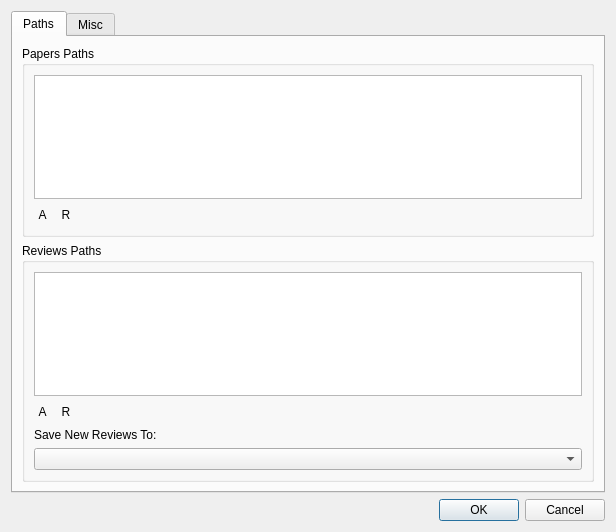
The window that settings.ui (mukoan/ReferenceOrganiser) describes before a commit, drawn with Qt 5.
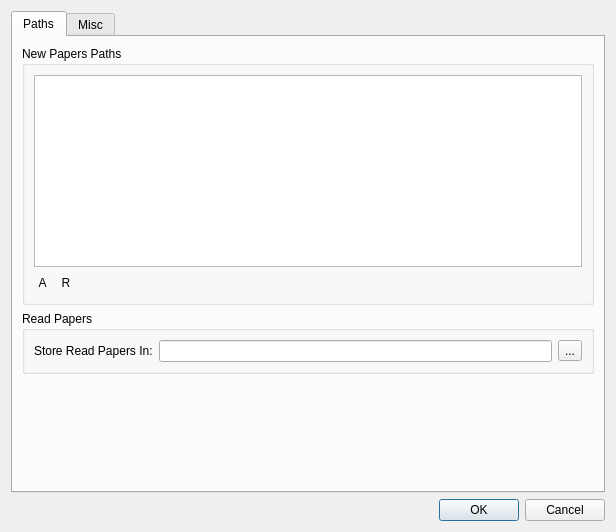
The same window after the commit.

What changed in the file:
```diff
--- a/settings.ui
+++ b/settings.ui
@@ -13,8 +13,8 @@
   <property name="windowTitle">
    <string>Preferences</string>
   </property>
-  <layout class="QVBoxLayout" name="verticalLayout_4">
-   <item>
+  <layout class="QGridLayout" name="gridLayout">
+   <item row="0" column="0">
     <widget class="QTabWidget" name="tabWidget">
      <property name="currentIndex">
       <number>0</number>
@@ -23,11 +23,11 @@
       <attribute name="title">
        <string>Paths</string>
       </attribute>
-      <layout class="QVBoxLayout" name="verticalLayout_5">
+      <layout class="QVBoxLayout" name="verticalLayout_2">
        <item>
         <widget class="QGroupBox" name="groupBox">
          <property name="title">
-          <string>Papers Paths</string>
+          <string>New Papers Paths</string>
          </property>
          <layout class="QVBoxLayout" name="verticalLayout">
           <item>
@@ -76,62 +76,49 @@
        <item>
         <widget class="QGroupBox" name="groupBox_2">
          <property name="title">
-          <string>Reviews Paths</string>
+          <string>Read Papers</string>
          </property>
-         <layout class="QVBoxLayout" name="verticalLayout_2">
-          <item>
-           <widget class="QListWidget" name="reviewsPathsList"/>
-          </item>
-          <item>
-           <layout class="QHBoxLayout" name="horizontalLayout_2">
-            <item>
-             <widget class="QToolButton" name="addReviewDirButton">
-              <property name="styleSheet">
-               <string notr="true">border:0</string>
-              </property>
-              <property name="text">
-               <string>A</string>
-              </property>
-             </widget>
-            </item>
-            <item>
-             <widget class="QToolButton" name="removeReviewDirButton">
-              <property name="styleSheet">
-               <string notr="true">border:0</string>
-              </property>
-              <property name="text">
-               <string>R</string>
-              </property>
-             </widget>
-            </item>
-            <item>
-             <spacer name="horizontalSpacer_2">
-              <property name="orientation">
-               <enum>Qt::Horizontal</enum>
-              </property>
-              <property name="sizeHint" stdset="0">
-               <size>
-                <width>40</width>
-                <height>20</height>
-               </size>
-              </property>
-             </spacer>
-            </item>
-           </layout>
-          </item>
-          <item>
+         <layout class="QFormLayout" name="formLayout_2">
+          <item row="0" column="0">
            <widget class="QLabel" name="label">
             <property name="text">
-             <string>Save New Reviews To:</string>
+             <string>Store Read Papers In:</string>
             </property>
            </widget>
           </item>
-          <item>
-           <widget class="QComboBox" name="chosenReviewPathCombo"/>
+          <item row="0" column="1">
+           <layout class="QHBoxLayout" name="horizontalLayout_2">
+            <item>
+             <widget class="QLineEdit" name="readPapersPathEdit"/>
+            </item>
+            <item>
+             <widget class="QToolButton" name="selectReadPaperPathButton">
+              <property name="styleSheet">
+               <string notr="true"/>
+              </property>
+              <property name="text">
+               <string>...</string>
+              </property>
+             </widget>
+            </item>
+           </layout>
           </item>
          </layout>
         </widget>
        </item>
+       <item>
+        <spacer name="verticalSpacer_2">
+         <property name="orientation">
+          <enum>Qt::Vertical</enum>
+         </property>
+         <property name="sizeHint" stdset="0">
+          <size>
+           <width>20</width>
+           <height>76</height>
+          </size>
+         </property>
+        </spacer>
+       </item>
       </layout>
      </widget>
      <widget class="QWidget" name="tab_2">
```
Left out of the diff: 68 changed lines with no effect on the pictures.
